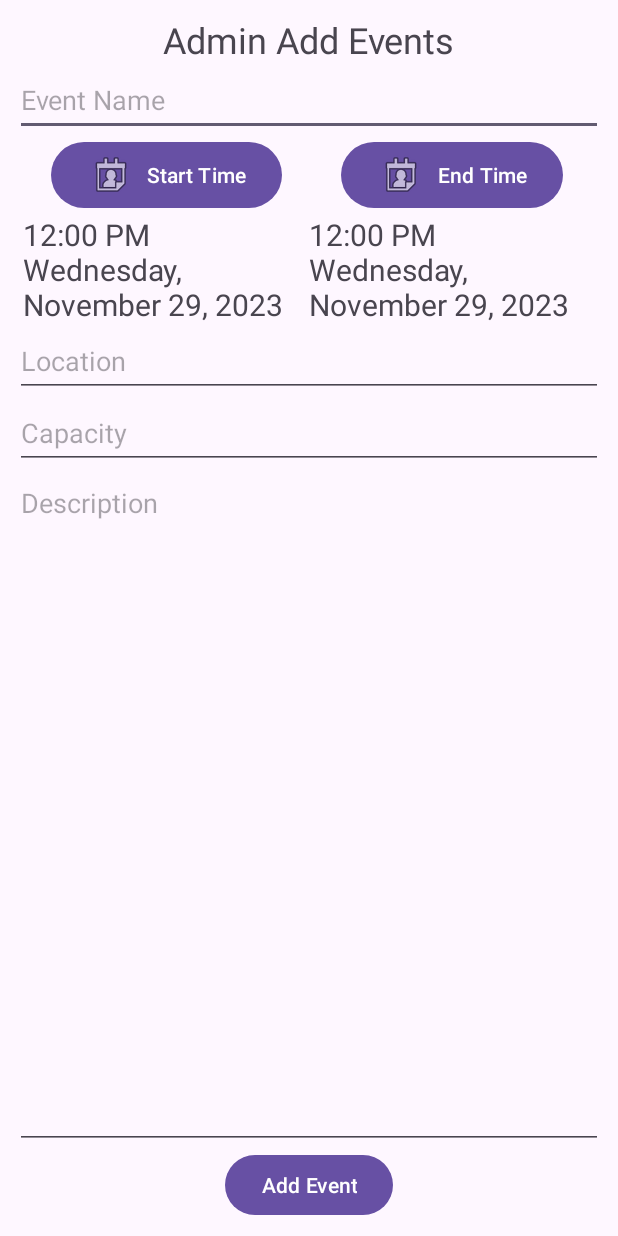
After one commit to NabilAldihni/Group21Project, an Android app: the AddEventsActivity screen opened directly, with no data from a screen before it, on a phone screen of 412 x 824 dp. The commit adds this screen. Run offline under Robolectric (Android 15) with nearby library versions, the phone set to English and light mode, and no system bars.

Commit message:
Admin add event page created

```diff
--- a/app/build.gradle.kts
+++ b/app/build.gradle.kts
@@ -50,4 +50,6 @@ dependencies {
     testImplementation("junit:junit:4.13.2")
     androidTestImplementation("androidx.test.ext:junit:1.1.5")
     androidTestImplementation("androidx.test.espresso:espresso-core:3.5.1")
+    implementation("com.google.firebase:firebase-auth")
+    implementation("com.google.firebase:firebase-database")
 }
--- /dev/null
+++ b/app/src/main/java/com/example/group21project/AddEventsActivity.java
@@ -0,0 +1,81 @@
+package com.example.group21project;
+
+import android.os.Bundle;
+import android.util.Log;
+import android.view.View;
+import android.widget.Button;
+import android.widget.EditText;
+import android.widget.Toast;
+
+import androidx.appcompat.app.AppCompatActivity;
+
+import java.time.LocalDateTime;
+
+public class AddEventsActivity extends AppCompatActivity {
+    private EditText eventNameInput;
+    private EditText locationInput;
+    private EditText capacityInput;     // TODO: remove unnecessary keys on the numerical keyboard (. , - etc.)
+    private EditText descInput;
+    private EventDateTimePickerFragment startTimePickerFragment;
+    private EventDateTimePickerFragment endTimePickerFragment;
+    private Button addEventButton;
+
+    @Override
+    protected void onCreate(Bundle savedInstanceState) {
+        super.onCreate(savedInstanceState);
+        setContentView(R.layout.activity_add_events);
+
+        if (savedInstanceState == null) {
+            Bundle startTimeSetupBundle = new Bundle();
+            startTimeSetupBundle.putString("setTimeButtonText", "Start Time");
+            startTimePickerFragment = new EventDateTimePickerFragment();
+            startTimePickerFragment.setArguments(startTimeSetupBundle);
+            getSupportFragmentManager().beginTransaction()
+                    .replace(R.id.eventStartTimePickerContainer, startTimePickerFragment)
+                    .commit();
+
+            Bundle endTimeSetupBundle = new Bundle();
+            endTimeSetupBundle.putString("setTimeButtonText", "End Time");
+            endTimePickerFragment = new EventDateTimePickerFragment();
+            endTimePickerFragment.setArguments(endTimeSetupBundle);
+            getSupportFragmentManager().beginTransaction()
+                    .replace(R.id.eventEndTimePickerContainer, endTimePickerFragment)
+                    .commit();
+        }
+
+        eventNameInput = findViewById(R.id.eventNameInput);
+        locationInput = findViewById(R.id.eventLocationInput);
+        capacityInput = findViewById(R.id.eventCapacityInput);
+        descInput = findViewById(R.id.eventDescriptionInput);
+        addEventButton = findViewById(R.id.addEventButton);
+
+        Button addEventButton = (Button) findViewById(R.id.addEventButton);
+        addEventButton.setOnClickListener(new View.OnClickListener() {
+            @Override
+            public void onClick(View view) {
+                String eventName = eventNameInput.getText().toString();
+                LocalDateTime startTime = startTimePickerFragment.getPickerTime();
+                LocalDateTime endTime = endTimePickerFragment.getPickerTime();
+                String location = locationInput.getText().toString();
+                String capacity = capacityInput.getText().toString();
+                String desc = descInput.getText().toString();
+
+                if (AddEventsInputValidator.validateEventInput(eventName, startTime, endTime, location, capacity)) {
+                    // TODO: firebase stuff
+                    Log.d("AddEventsDebug", "Event name: " + eventName);
+                    Log.d("AddEventsDebug", "Event start time: " + startTime.toString());
+                    Log.d("AddEventsDebug", "Event end time: " + endTime.toString());
+                    Log.d("AddEventsDebug", "Event location: " + location);
+                    Log.d("AddEventsDebug", "Event capacity: " + capacity);
+                    Log.d("AddEventsDebug", "Event description: " + desc);
+                }
+                else {
+                    Toast invalidInputToast = Toast.makeText(AddEventsActivity.this,
+                            "Invalid input. Please check that the event information is valid", Toast.LENGTH_SHORT);
+                    invalidInputToast.show();
+                    Log.d("AddEventsDebug", "Invalid event input");
+                }
+            }
+        });
+    }
+}
--- a/app/src/main/java/com/example/group21project/DepartmentEvent.java
+++ b/app/src/main/java/com/example/group21project/DepartmentEvent.java
@@ -12,7 +12,8 @@ public class DepartmentEvent implements EventListItem {
     private LocalDateTime endTime;
     private String location;
     private int capacity;
-    private ArrayList<User> attending;  // TODO: maybe separate this with a different interface
+    // TODO: maybe separate attending with a different interface or at least don't modify the ArrayList directly
+    private ArrayList<User> attending;  // TODO: change to ArrayList<String> storing the corresponding usernames
 
     public DepartmentEvent(String name, String desc, LocalDateTime startTime, LocalDateTime endTime, String location,
                            int capacity) {
@@ -28,6 +29,8 @@ public class DepartmentEvent implements EventListItem {
         this.capacity = capacity;
         this.attending = new ArrayList<>();
     }
+
+    public DepartmentEvent() {}
 
     public String getName() {
         return name;
--- /dev/null
+++ b/app/src/main/java/com/example/group21project/EventDateTimePickerFragment.java
@@ -0,0 +1,94 @@
+package com.example.group21project;
+
+import android.app.DatePickerDialog;
+import android.app.TimePickerDialog;
+import android.content.Context;
+import android.os.Bundle;
+import android.text.format.DateFormat;
+import android.util.Log;
+import android.view.LayoutInflater;
+import android.view.View;
+import android.view.ViewGroup;
+import android.widget.Button;
+import android.widget.DatePicker;
+import android.widget.TextView;
+import android.widget.TimePicker;
+
+import androidx.annotation.NonNull;
+import androidx.fragment.app.Fragment;
+
+import java.time.LocalDate;
+import java.time.LocalDateTime;
+import java.time.LocalTime;
+
+public class EventDateTimePickerFragment extends Fragment {
+    private TextView timePreview;
+    // WARNING: DatePickerDialog stores months in the range 0-11, while LocalDateTIme uses 1-12
+    private LocalDateTime time;
+
+    public EventDateTimePickerFragment() {}
+
+    @Override
+    public View onCreateView(@NonNull LayoutInflater inflater, ViewGroup container,
+                             Bundle savedInstanceState) {
+        View view = inflater.inflate(R.layout.fragment_event_date_time_picker, container, false);
+
+        Button setTimeButton = view.findViewById(R.id.eventSetTimeButton);
+        Bundle arguments = getArguments();
+        if (arguments != null) {
+            String setTimeButtonText = arguments.getString("setTimeButtonText");
+            setTimeButton.setText(setTimeButtonText);
+        }
+
+        setTimeButton.setOnClickListener(new View.OnClickListener() {
+            @Override
+            public void onClick(View view) {
+                openDatePickerDialog(view.getContext());
+            }
+        });
+
+        time = LocalDateTime.of(LocalDate.now(), LocalTime.NOON);
+        timePreview = view.findViewById(R.id.eventTimePreview);
+        timePreview.setText(EventListItem.getFormattedTimeString(time));
+
+        return view;
+    }
+
+    private void openDatePickerDialog(Context context) {
+        LocalDate today = LocalDate.now();
+
+        DatePickerDialog datePickerDialog = new DatePickerDialog(context,
+                new DatePickerDialog.OnDateSetListener() {
+                    @Override
+                    public void onDateSet(DatePicker view, int year, int month, int dayOfMonth) {
+                        LocalDate date = LocalDate.of(year, month + 1, dayOfMonth);
+                        time = LocalDateTime.of(date, LocalTime.MIDNIGHT);
+                        openTimePickerDialog(view.getContext());
+                    }
+                },
+                today.getYear(), today.getMonthValue() - 1, today.getDayOfMonth());
+
+        datePickerDialog.updateDate(today.getYear(), today.getMonthValue() - 1, today.getDayOfMonth());
+        datePickerDialog.show();
+    }
+
+    private void openTimePickerDialog(Context context) {
+        LocalTime nextHour = LocalTime.now().plusHours(1);
+        TimePickerDialog timePickerDialog = new TimePickerDialog(context,
+                new TimePickerDialog.OnTimeSetListener() {
+                    @Override
+                    public void onTimeSet(TimePicker view, int hourOfDay, int minute) {
+                        time = LocalDateTime.of(time.toLocalDate(), LocalTime.MIDNIGHT);
+                        time = time.plusHours(hourOfDay);
+                        time = time.plusMinutes(minute);
+                        timePreview.setText(EventListItem.getFormattedTimeString(time));
+                    }
+                },
+                nextHour.getHour(), 0, DateFormat.is24HourFormat(context));
+        timePickerDialog.show();
+    }
+
+    public LocalDateTime getPickerTime() {
+        return time;
+    }
+}
--- a/app/src/main/java/com/example/group21project/EventListItem.java
+++ b/app/src/main/java/com/example/group21project/EventListItem.java
@@ -1,7 +1,16 @@
 package com.example.group21project;
+
+import java.time.LocalDateTime;
+import java.time.format.DateTimeFormatter;
 
 public interface EventListItem {
     String getName();
     String getStartTimeString();
     String getLocation();
+
+    // TODO: fix redundancy between this and the DepartmentEvent time formatting
+    DateTimeFormatter timeFormatter = DateTimeFormatter.ofPattern("h:mm a EEEE, MMMM d, yyyy");
+    static String getFormattedTimeString(LocalDateTime time) {
+        return time.format(timeFormatter);
+    }
 }
--- a/app/src/main/java/com/example/group21project/EventsActivity.java
+++ b/app/src/main/java/com/example/group21project/EventsActivity.java
@@ -10,6 +10,7 @@ import com.google.android.material.bottomnavigation.BottomNavigationView;
 import com.google.android.material.navigation.NavigationBarView;
 
 public class EventsActivity extends AppCompatActivity implements NavigationBarView.OnItemSelectedListener {
+    // TODO: initialize these inside onCreate
     private final EventsUpcomingFragment upcomingEventsFrag = new EventsUpcomingFragment();
     private final EventsSubscribedFragment subscribedEventsFrag = new EventsSubscribedFragment();
     private final EventsAttendedFragment attendedEventsFrag = new EventsAttendedFragment();
--- /dev/null
+++ b/app/src/main/res/layout/activity_add_events.xml
@@ -0,0 +1,106 @@
+<?xml version="1.0" encoding="utf-8"?>
+<androidx.constraintlayout.widget.ConstraintLayout xmlns:android="http://schemas.android.com/apk/res/android"
+    xmlns:app="http://schemas.android.com/apk/res-auto"
+    xmlns:tools="http://schemas.android.com/tools"
+    android:layout_width="match_parent"
+    android:layout_height="match_parent"
+    android:paddingStart="10dp"
+    android:paddingTop="10dp"
+    android:paddingEnd="10dp"
+    android:paddingBottom="10dp"
+    tools:context=".AddEventsActivity">
+
+    <TextView
+        android:id="@+id/textView"
+        android:layout_width="wrap_content"
+        android:layout_height="wrap_content"
+        android:text="Admin Add Events"
+        android:textSize="24sp"
+        app:layout_constraintBottom_toTopOf="@id/eventNameInput"
+        app:layout_constraintEnd_toEndOf="parent"
+        app:layout_constraintStart_toStartOf="parent"
+        app:layout_constraintTop_toTopOf="parent" />
+
+    <EditText
+        android:id="@+id/eventNameInput"
+        android:layout_width="0dp"
+        android:layout_height="wrap_content"
+        android:ems="10"
+        android:hint="Event Name"
+        android:inputType="text"
+        android:minHeight="48dp"
+        app:layout_constraintEnd_toEndOf="parent"
+        app:layout_constraintStart_toStartOf="parent"
+        app:layout_constraintTop_toBottomOf="@+id/textView" />
+
+    <androidx.fragment.app.FragmentContainerView
+        android:id="@+id/eventStartTimePickerContainer"
+        android:name="com.example.group21project.EventDateTimePickerFragment"
+        android:layout_width="0dp"
+        android:layout_height="wrap_content"
+        android:layout_marginStart="5dp"
+        app:layout_constraintBottom_toTopOf="@+id/eventLocationInput"
+        app:layout_constraintEnd_toStartOf="@id/eventEndTimePickerContainer"
+        app:layout_constraintHorizontal_weight="1"
+        app:layout_constraintStart_toStartOf="parent"
+        app:layout_constraintTop_toBottomOf="@+id/eventNameInput" />
+
+    <androidx.fragment.app.FragmentContainerView
+        android:id="@+id/eventEndTimePickerContainer"
+        android:name="com.example.group21project.EventDateTimePickerFragment"
+        android:layout_width="0dp"
+        android:layout_height="wrap_content"
+        android:layout_marginEnd="5sp"
+        app:layout_constraintBottom_toTopOf="@+id/eventLocationInput"
+        app:layout_constraintEnd_toEndOf="parent"
+        app:layout_constraintHorizontal_weight="1"
+        app:layout_constraintStart_toEndOf="@+id/eventStartTimePickerContainer"
+        app:layout_constraintTop_toBottomOf="@+id/eventNameInput" />
+
+    <EditText
+        android:id="@+id/eventLocationInput"
+        android:layout_width="0dp"
+        android:layout_height="wrap_content"
+        android:ems="10"
+        android:hint="Location"
+        android:inputType="text"
+        android:minHeight="48dp"
+        app:layout_constraintBottom_toTopOf="@+id/eventCapacityInput"
+        app:layout_constraintEnd_toEndOf="parent"
+        app:layout_constraintStart_toStartOf="parent" />
+
+    <EditText
+        android:id="@+id/eventCapacityInput"
+        android:layout_width="0dp"
+        android:layout_height="wrap_content"
+        android:ems="10"
+        android:hint="Capacity"
+        android:inputType="number"
+        android:minHeight="48dp"
+        app:layout_constraintEnd_toEndOf="parent"
+        app:layout_constraintStart_toStartOf="parent"
+        app:layout_constraintTop_toBottomOf="@id/eventLocationInput" />
+
+    <EditText
+        android:id="@+id/eventDescriptionInput"
+        android:layout_width="0dp"
+        android:layout_height="0dp"
+        android:ems="10"
+        android:gravity="start|top"
+        android:hint="Description"
+        android:inputType="textMultiLine"
+        app:layout_constraintBottom_toTopOf="@+id/addEventButton"
+        app:layout_constraintEnd_toEndOf="parent"
+        app:layout_constraintStart_toStartOf="parent"
+        app:layout_constraintTop_toBottomOf="@+id/eventCapacityInput" />
+
+    <Button
+        android:id="@+id/addEventButton"
+        android:layout_width="wrap_content"
+        android:layout_height="wrap_content"
+        android:text="Add Event"
+        app:layout_constraintBottom_toBottomOf="parent"
+        app:layout_constraintEnd_toEndOf="parent"
+        app:layout_constraintStart_toStartOf="parent" />
+
+</androidx.constraintlayout.widget.ConstraintLayout>
--- /dev/null
+++ b/app/src/main/res/layout/fragment_event_date_time_picker.xml
@@ -0,0 +1,35 @@
+<?xml version="1.0" encoding="utf-8"?>
+<androidx.constraintlayout.widget.ConstraintLayout xmlns:android="http://schemas.android.com/apk/res/android"
+    xmlns:app="http://schemas.android.com/apk/res-auto"
+    xmlns:tools="http://schemas.android.com/tools"
+    android:id="@+id/frameLayout"
+    android:layout_width="match_parent"
+    android:layout_height="match_parent"
+    tools:context=".EventDateTimePickerFragment">
+
+    <Button
+        android:id="@+id/eventSetTimeButton"
+        android:layout_width="wrap_content"
+        android:layout_height="wrap_content"
+        android:drawableLeft="@android:drawable/ic_menu_my_calendar"
+        android:text="Set Time Button"
+        app:layout_constraintBottom_toTopOf="@id/eventTimePreview"
+        app:layout_constraintEnd_toEndOf="parent"
+        app:layout_constraintStart_toStartOf="parent"
+        app:layout_constraintTop_toTopOf="parent"
+        tools:layout_conversion_absoluteHeight="52dp"
+        tools:layout_conversion_absoluteWidth="155dp" />
+
+    <TextView
+        android:id="@+id/eventTimePreview"
+        android:layout_width="0dp"
+        android:layout_height="wrap_content"
+        android:text="Event time and date"
+        android:textSize="20sp"
+        app:layout_constraintBottom_toBottomOf="parent"
+        app:layout_constraintEnd_toEndOf="parent"
+        app:layout_constraintStart_toStartOf="parent"
+        app:layout_constraintTop_toBottomOf="@+id/eventSetTimeButton"
+        tools:layout_conversion_absoluteHeight="192dp"
+        tools:layout_conversion_absoluteWidth="0dp" />
+</androidx.constraintlayout.widget.ConstraintLayout>
--- a/app/src/main/res/values/strings.xml
+++ b/app/src/main/res/values/strings.xml
@@ -12,7 +12,7 @@
     <string name="event_bottom_nav_subscribed">My Events</string>
     <string name="event_bottom_nav_attended">Attended</string>
 
-        <string name="lorem_ipsum">
+    <string name="lorem_ipsum">
             Lorem ipsum dolor sit amet, consectetur adipiscing elit. Nam in scelerisque sem. Mauris
             volutpat, dolor id interdum ullamcorper, risus dolor egestas lectus, sit amet mattis purus
             dui nec risus. Maecenas non sodales nisi, vel dictum dolor. Class aptent taciti sociosqu ad
@@ -48,4 +48,6 @@
             libero vel nunc consequat, quis tincidunt nisl eleifend. Cras bibendum enim a justo luctus
             vestibulum. Fusce dictum libero quis erat maximus, vitae volutpat diam dignissim.
         </string>
+    <!-- TODO: Remove or change this placeholder text -->
+    <string name="hello_blank_fragment">Hello blank fragment</string>
 </resources>
```
Also changed, not shown: app/src/main/AndroidManifest.xml (+8 -6 lines), app/src/main/java/com/example/group21project/AddEventsInputValidator.java (added, +26 -0 lines), app/src/main/java/com/example/group21project/EventsFragment.java (+7 -2 lines), app/src/main/java/com/example/group21project/EventsUpcomingFragment.java (+57 -11 lines), app/src/main/java/com/example/group21project/MainActivity.java (+10 -2 lines), app/src/main/res/layout/activity_main.xml (+10 -1 lines), 1 other file.
